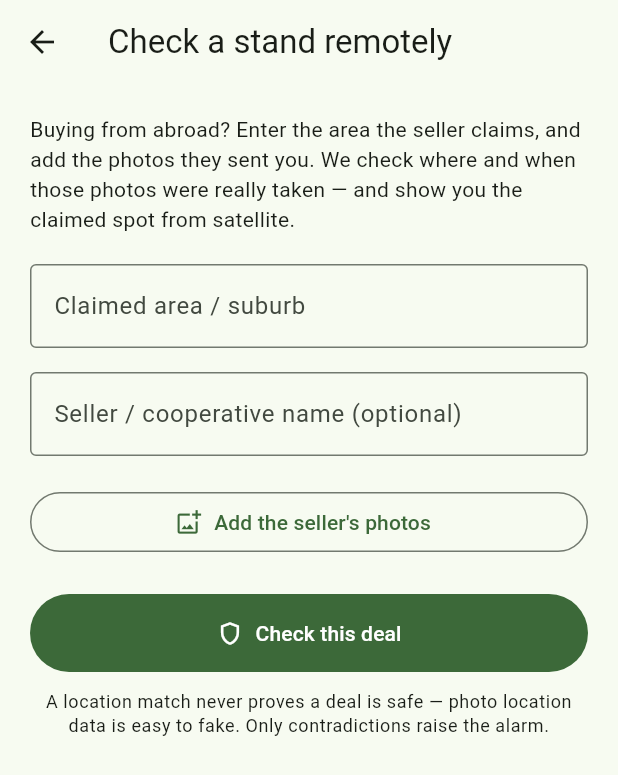
After one commit to mudauchifamba/SafeStand, a Flutter app: the screen it shows after launch, after a tap on "Check a stand remotely", on a phone screen of 412 x 824 dp. The commit adds this screen. Shown: the top 775 px of the screen. Run offline on Flutter 3.47's test engine with Material 3 defaults, Android fonts, the light colour scheme and no system bars; our stand-ins replace image_picker; missing offline and left inert: exif, google_mlkit_text_recognition; network calls fail.

Commit message:
feat: remote stand check screen with satellite context view (diaspora flow)

```diff
--- a/safestand/lib/screens/home_screen.dart
+++ b/safestand/lib/screens/home_screen.dart
@@ -3,6 +3,7 @@ import 'package:flutter/material.dart';
 import '../services/case_repository.dart';
 import '../services/risk_scorer.dart';
 import 'manual_entry_screen.dart';
+import 'remote_check_screen.dart';
 import 'scan_screen.dart';
 
 /// Entry point: loads the bundled dataset once, then offers the two input
@@ -80,6 +81,17 @@ class _HomeScreenState extends State<HomeScreen> {
                     builder: (_) => ScanScreen(scorer: scorer),
                   )),
                 ),
+                const SizedBox(height: 16),
+                _PathCard(
+                  icon: Icons.public,
+                  title: 'Check a stand remotely',
+                  subtitle:
+                      'Buying from abroad? Verify the seller\'s photos and '
+                      'see the claimed location from satellite.',
+                  onTap: () => Navigator.of(context).push(MaterialPageRoute(
+                    builder: (_) => RemoteCheckScreen(scorer: scorer),
+                  )),
+                ),
                 const SizedBox(height: 40),
                 Text(
                   'Works fully offline. Documents never leave your phone.\n'
--- /dev/null
+++ b/safestand/lib/screens/remote_check_screen.dart
@@ -0,0 +1,218 @@
+import 'dart:io';
+
+import 'package:flutter/material.dart';
+import 'package:image_picker/image_picker.dart';
+
+import '../services/photo_evidence_service.dart';
+import '../services/remote_check_service.dart';
+import '../services/risk_scorer.dart';
+import '../widgets/satellite_view.dart';
+import 'result_screen.dart';
+
+/// The diaspora flow: "I'm abroad, the seller sent me photos of my stand —
+/// is this deal real?" Checks the seller's photos' embedded location and
+/// date against the claimed area, shows satellite imagery of the claimed
+/// spot, and scores the claimed area against documented fraud patterns.
+class RemoteCheckScreen extends StatefulWidget {
+  final RiskScorer scorer;
+
+  const RemoteCheckScreen({super.key, required this.scorer});
+
+  @override
+  State<RemoteCheckScreen> createState() => _RemoteCheckScreenState();
+}
+
+class _RemoteCheckScreenState extends State<RemoteCheckScreen> {
+  final _picker = ImagePicker();
+  final _photoService = PhotoEvidenceService();
+  final _areaController = TextEditingController();
+  final _sellerController = TextEditingController();
+
+  List<GazetteerPlace> _places = [];
+  final List<PhotoEvidence> _photos = [];
+  bool _busy = false;
+
+  @override
+  void initState() {
+    super.initState();
+    _photoService.loadGazetteer().then((p) {
+      if (mounted) setState(() => _places = p);
+    });
+  }
+
+  @override
+  void dispose() {
+    _areaController.dispose();
+    _sellerController.dispose();
+    super.dispose();
+  }
+
+  GazetteerPlace? get _claimedPlace =>
+      _photoService.matchPlace(_areaController.text, _places);
+
+  Future<void> _addPhotos() async {
+    setState(() => _busy = true);
+    try {
+      final picked = await _picker.pickMultiImage();
+      for (final f in picked) {
+        final ev = await _photoService.readPhoto(f.path);
+        _photos.add(ev);
+      }
+    } finally {
+      if (mounted) setState(() => _busy = false);
+    }
+  }
+
+  void _check() {
+    final area = _areaController.text.trim();
+    if (area.isEmpty) {
+      ScaffoldMessenger.of(context).showSnackBar(const SnackBar(
+          content: Text('Enter the area the seller claims the stand is in.')));
+      return;
+    }
+
+    final results = _photos
+        .map((ev) => _photoService.check(
+              evidence: ev,
+              claimedArea: area,
+              places: _places,
+            ))
+        .toList();
+
+    final verdict = RemoteCheckService(scorer: widget.scorer).evaluate(
+      claimedArea: area,
+      seller: _sellerController.text,
+      photoResults: results,
+    );
+
+    Navigator.of(context).push(MaterialPageRoute(
+      builder: (_) => ResultScreen(verdict: verdict, area: area),
+    ));
+  }
+
+  @override
+  Widget build(BuildContext context) {
+    final place = _claimedPlace;
+
+    return Scaffold(
+      appBar: AppBar(title: const Text('Check a stand remotely')),
+      body: SafeArea(
+        child: ListView(
+          padding: const EdgeInsets.all(20),
+          children: [
+            Text(
+              'Buying from abroad? Enter the area the seller claims, and add '
+              'the photos they sent you. We check where and when those photos '
+              'were really taken — and show you the claimed spot from '
+              'satellite.',
+              style: Theme.of(context).textTheme.bodyMedium,
+            ),
+            const SizedBox(height: 20),
+            TextField(
+              controller: _areaController,
+              onChanged: (_) => setState(() {}),
+              decoration: const InputDecoration(
+                labelText: 'Claimed area / suburb',
+                hintText: 'e.g. Glen View, Harare',
+                border: OutlineInputBorder(),
+              ),
+            ),
+            const SizedBox(height: 16),
+            TextField(
+              controller: _sellerController,
+              decoration: const InputDecoration(
+                labelText: 'Seller / cooperative name (optional)',
+                border: OutlineInputBorder(),
+              ),
+            ),
+            const SizedBox(height: 20),
+            OutlinedButton.icon(
+              onPressed: _busy ? null : _addPhotos,
+              icon: const Icon(Icons.add_photo_alternate_outlined),
+              label: Text(_photos.isEmpty
+                  ? 'Add the seller\'s photos'
+                  : 'Add more photos (${_photos.length} added)'),
+            ),
+            if (_busy) ...[
+              const SizedBox(height: 12),
+              const Center(child: CircularProgressIndicator()),
+            ],
+            if (_photos.isNotEmpty) ...[
+              const SizedBox(height: 12),
+              SizedBox(
+                height: 90,
+                child: ListView(
+                  scrollDirection: Axis.horizontal,
+                  children: [
+                    for (final p in _photos)
+                      Padding(
+                        padding: const EdgeInsets.only(right: 8),
+                        child: Stack(
+                          children: [
+                            ClipRRect(
+                              borderRadius: BorderRadius.circular(8),
+                              child: Image.file(File(p.path),
+                                  width: 90, height: 90, fit: BoxFit.cover),
+                            ),
+                            Positioned(
+                              right: 2,
+                              top: 2,
+                              child: Icon(
+                                p.hasGps
+                                    ? Icons.location_on
+                                    : Icons.location_off,
+                                size: 18,
+                                color: p.hasGps
+                                    ? Colors.lightGreenAccent
+                                    : Colors.white70,
+                              ),
+                            ),
+                          ],
+                        ),
+                      ),
+                  ],
+                ),
+              ),
+              const SizedBox(height: 4),
+              Text(
+                'Tip: WhatsApp removes location data from photos sent the '
+                'normal way. Ask the seller to send them "as a document" '
+                '(attach > Document) so the location survives.',
+                style: Theme.of(context).textTheme.bodySmall,
+              ),
+            ],
+            if (place != null) ...[
+              const SizedBox(height: 20),
+              Text('Satellite view of ${place.name}',
+                  style: Theme.of(context).textTheme.titleSmall),
+              const SizedBox(height: 8),
+              SatelliteView(
+                lat: place.lat,
+                lon: place.lon,
+                caption:
+                    'Centre of ${place.name}, ${place.city} — does what the '
+                    'seller describes match what you see?',
+              ),
+            ],
+            const SizedBox(height: 24),
+            FilledButton.icon(
+              onPressed: _check,
+              icon: const Icon(Icons.shield_outlined),
+              label: const Text('Check this deal'),
+              style: FilledButton.styleFrom(
+                padding: const EdgeInsets.symmetric(vertical: 16),
+              ),
+            ),
+            const SizedBox(height: 12),
+            Text(
+              'A location match never proves a deal is safe — photo location '
+              'data is easy to fake. Only contradictions raise the alarm.',
+              style: Theme.of(context).textTheme.bodySmall,
+              textAlign: TextAlign.center,
+            ),
+          ],
+        ),
+      ),
+    );
+  }
+}
```
Also changed, not shown: safestand/lib/widgets/satellite_view.dart (added, +99 -0 lines), 1 other file.
